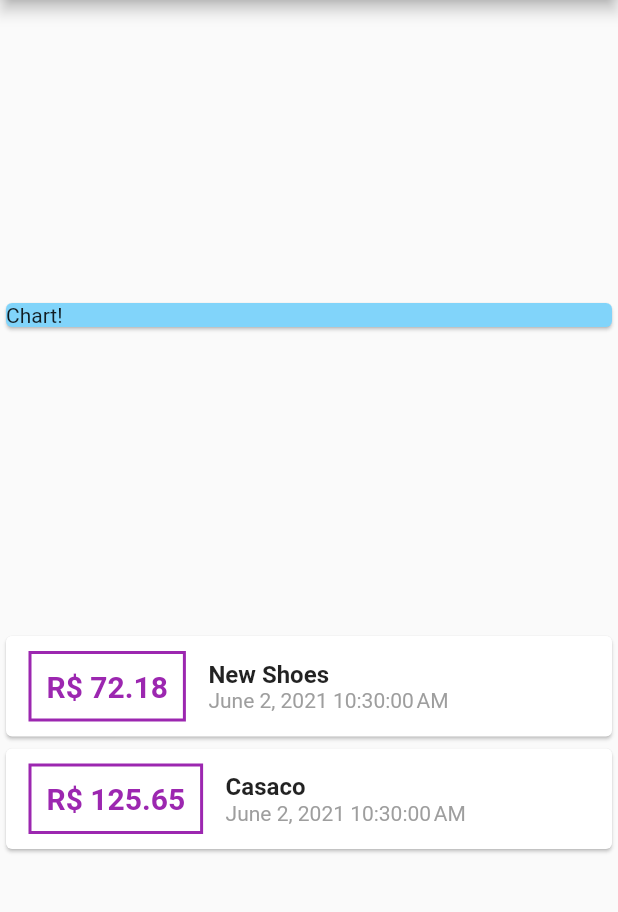
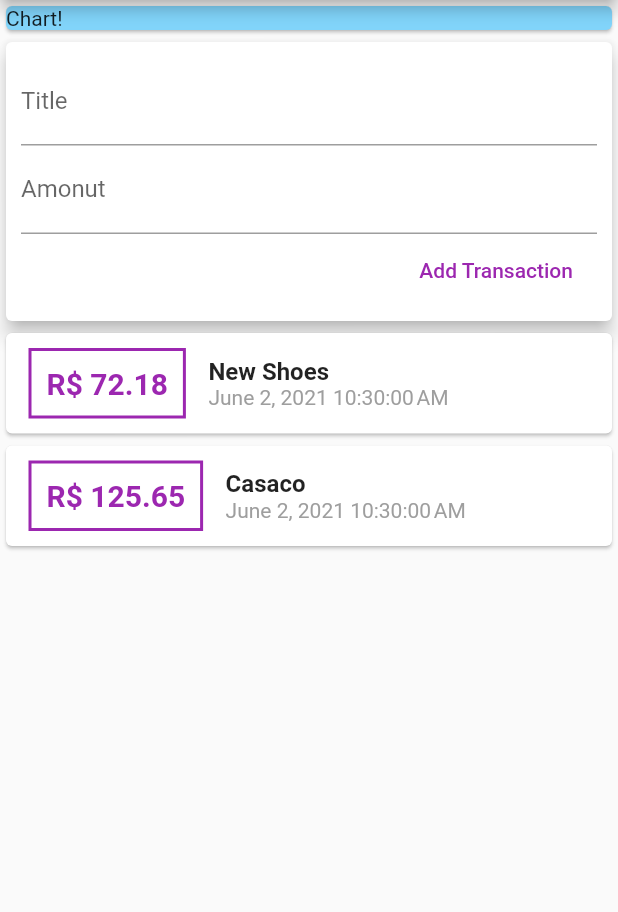
Before and after one commit to khalilpan/flutter-expense_planner, a Flutter app: the screen it shows after launch, on a phone screen of 412 x 824 dp, the part 84-996 px from its top. Run offline on Flutter 3.47's test engine with Material 2 defaults, Android fonts, the phone set to English and light mode, and no system bars.

Commit message:
Adding button: Add Transaction

```diff
--- a/lib/main.dart
+++ b/lib/main.dart
@@ -39,7 +39,7 @@ class MyHomePage extends StatelessWidget {
         title: Center(child: Text('Expense Planner')),
       ),
       body: Column(
-        mainAxisAlignment: MainAxisAlignment.spaceEvenly,
+        mainAxisAlignment: MainAxisAlignment.start,
         crossAxisAlignment: CrossAxisAlignment.center,
         children: [
           Container(
@@ -47,6 +47,28 @@ class MyHomePage extends StatelessWidget {
             child: Card(
               color: Colors.lightBlue[200],
               child: Text('Chart!'),
+            ),
+          ),
+          Card(
+            elevation: 5,
+            child: Container(
+              padding: EdgeInsets.all(10),
+              child: Column(
+                crossAxisAlignment: CrossAxisAlignment.end,
+                children: <Widget>[
+                  TextField(
+                    decoration: InputDecoration(labelText: 'Title'),
+                  ),
+                  TextField(
+                    decoration: InputDecoration(labelText: 'Amonut'),
+                  ),
+                  FlatButton(
+                    onPressed: () {},
+                    textColor: Colors.purple,
+                    child: Text('Add Transaction'),
+                  )
+                ],
+              ),
             ),
           ),
           Column(
```
